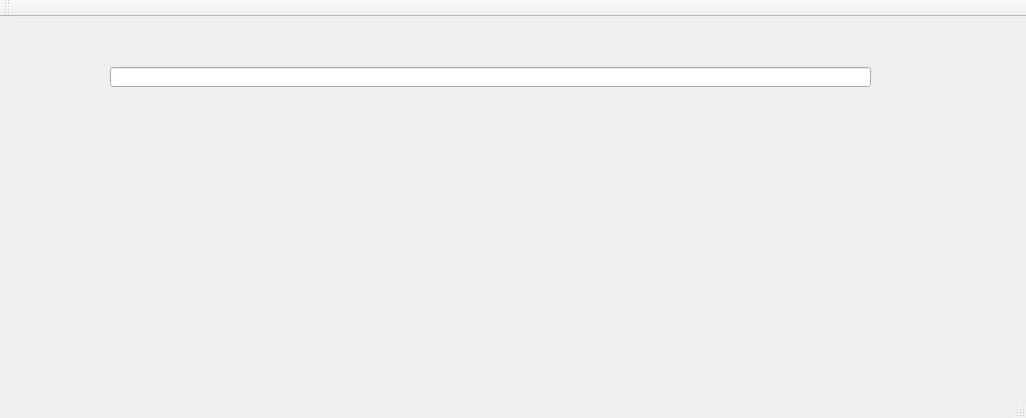
This is mainwindow.ui in Tyakai/QtExcelOperation as Qt 5 draws it before an edit. The edited form follows.
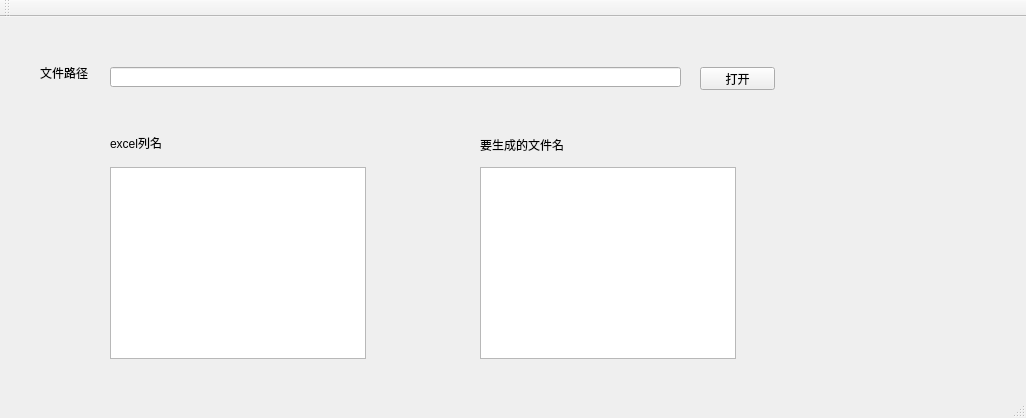
This is the edited form.

Commit message: 使用Qt操作excel的简易小程序

Diff of the .ui file:
```diff
--- a/mainwindow.ui
+++ b/mainwindow.ui
@@ -19,11 +19,83 @@
      <rect>
       <x>110</x>
       <y>50</y>
-      <width>761</width>
+      <width>571</width>
       <height>20</height>
      </rect>
     </property>
    </widget>
+   <widget class="QPushButton" name="pushButton_open">
+    <property name="geometry">
+     <rect>
+      <x>700</x>
+      <y>50</y>
+      <width>75</width>
+      <height>23</height>
+     </rect>
+    </property>
+    <property name="text">
+     <string>打开</string>
+    </property>
+   </widget>
+   <widget class="QLabel" name="label">
+    <property name="geometry">
+     <rect>
+      <x>40</x>
+      <y>50</y>
+      <width>54</width>
+      <height>12</height>
+     </rect>
+    </property>
+    <property name="text">
+     <string>文件路径</string>
+    </property>
+   </widget>
+   <widget class="QListWidget" name="listWidget">
+    <property name="geometry">
+     <rect>
+      <x>110</x>
+      <y>150</y>
+      <width>256</width>
+      <height>192</height>
+     </rect>
+    </property>
+   </widget>
+   <widget class="QListWidget" name="listWidget_2">
+    <property name="geometry">
+     <rect>
+      <x>480</x>
+      <y>150</y>
+      <width>256</width>
+      <height>192</height>
+     </rect>
+    </property>
+   </widget>
+   <widget class="QLabel" name="label_2">
+    <property name="geometry">
+     <rect>
+      <x>110</x>
+      <y>120</y>
+      <width>54</width>
+      <height>12</height>
+     </rect>
+    </property>
+    <property name="text">
+     <string>excel列名</string>
+    </property>
+   </widget>
+   <widget class="QLabel" name="label_3">
+    <property name="geometry">
+     <rect>
+      <x>480</x>
+      <y>120</y>
+      <width>111</width>
+      <height>16</height>
+     </rect>
+    </property>
+    <property name="text">
+     <string>要生成的文件名</string>
+    </property>
+   </widget>
   </widget>
   <widget class="QMenuBar" name="menuBar">
    <property name="geometry">
```
Left out of the diff: 2 changed lines with no effect on the pictures. The commit also changes 2 other files.
